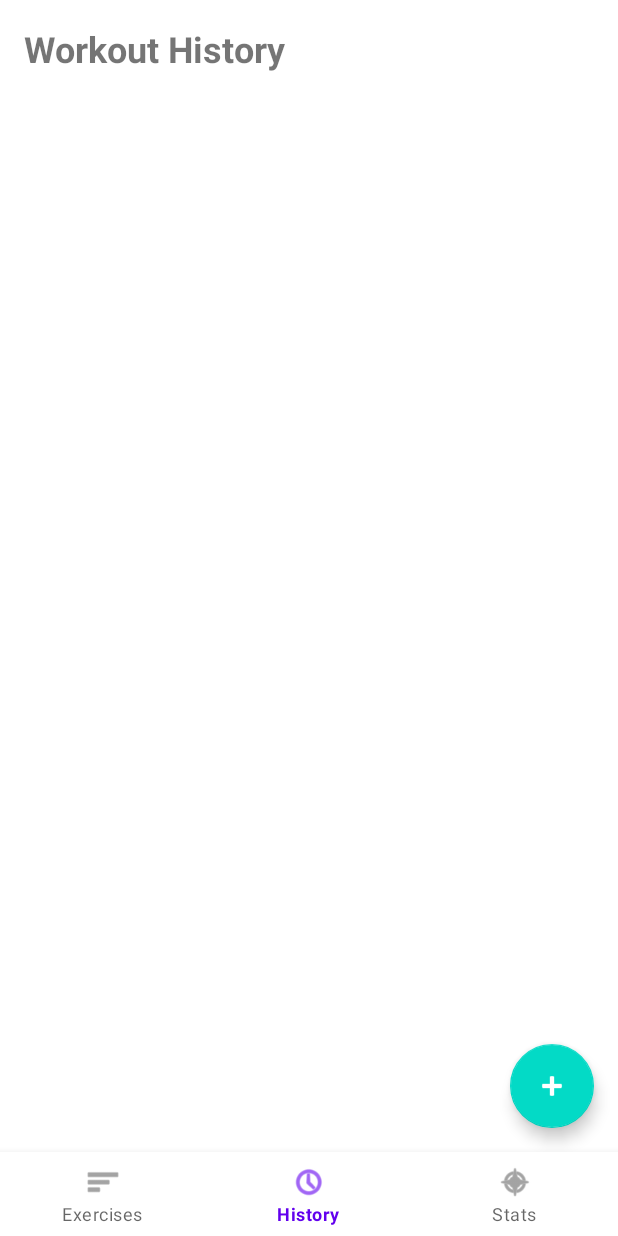
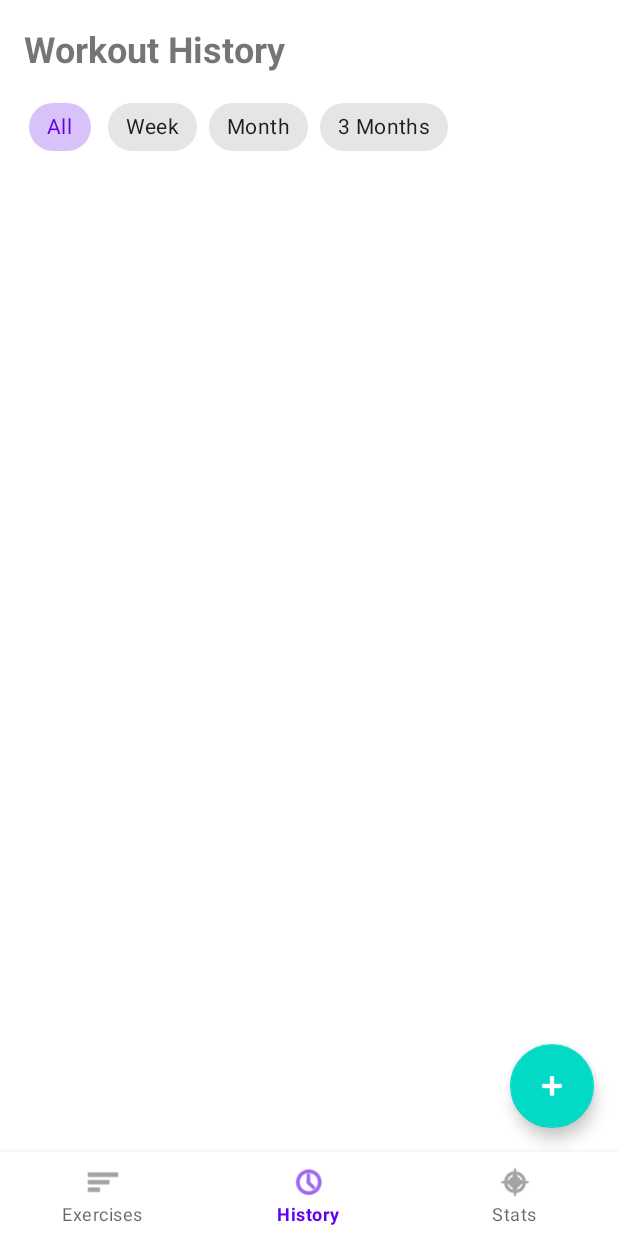
Before and after one commit to VaishuReddy07/2025f-challenge-week, an Android app: the screen it shows after launch (MainActivity), item 2 of the bottom bar chosen, on a phone screen of 412 x 824 dp. Run offline under Robolectric (Android 15) with nearby library versions, the light colour scheme and no system bars.

Commit message:
feat: add History filter with Week/Month/3 Months/All options (FTRC-S022)

```diff
--- a/android/app/src/main/java/com/epita/fitnesstracker/HistoryFragment.java
+++ b/android/app/src/main/java/com/epita/fitnesstracker/HistoryFragment.java
@@ -21,18 +21,24 @@ import androidx.recyclerview.widget.RecyclerView;
 import com.epita.fitnesstracker.adapter.WorkoutAdapter;
 import com.epita.fitnesstracker.api.ApiClient;
 import com.epita.fitnesstracker.model.Workout;
+import com.google.android.material.chip.ChipGroup;
 
 import org.json.JSONArray;
 import org.json.JSONObject;
 
+import java.text.SimpleDateFormat;
 import java.util.ArrayList;
+import java.util.Calendar;
+import java.util.Date;
 import java.util.List;
+import java.util.Locale;
 
 public class HistoryFragment extends Fragment {
 
     private WorkoutAdapter adapter;
     private RecyclerView rvWorkouts;
     private LinearLayout llEmptyState;
+    private ChipGroup chipGroupFilter;
 
     private final ActivityResultLauncher<Intent> createWorkoutLauncher = registerForActivityResult(
             new ActivityResultContracts.StartActivityForResult(),
@@ -57,6 +63,7 @@ public class HistoryFragment extends Fragment {
 
         rvWorkouts = view.findViewById(R.id.rvWorkouts);
         llEmptyState = view.findViewById(R.id.llEmptyState);
+        chipGroupFilter = view.findViewById(R.id.chipGroupFilter);
 
         rvWorkouts.setLayoutManager(new LinearLayoutManager(requireContext()));
         adapter = new WorkoutAdapter();
@@ -67,6 +74,10 @@ public class HistoryFragment extends Fragment {
         });
         rvWorkouts.setAdapter(adapter);
 
+        chipGroupFilter.setOnCheckedStateChangeListener((group, checkedIds) -> {
+            fetchWorkouts();
+        });
+
         view.findViewById(R.id.fabAddWorkout).setOnClickListener(v -> {
             Intent intent = new Intent(requireContext(), CreateWorkoutActivity.class);
             createWorkoutLauncher.launch(intent);
@@ -76,7 +87,27 @@ public class HistoryFragment extends Fragment {
     }
 
     private void fetchWorkouts() {
-        ApiClient.get("/workouts", new ApiClient.Callback() {
+        int checkedId = chipGroupFilter.getCheckedChipId();
+        String query = "";
+
+        if (checkedId != R.id.chipAll) {
+            Calendar cal = Calendar.getInstance();
+            SimpleDateFormat sdf = new SimpleDateFormat("yyyy-MM-dd", Locale.US);
+            String to = sdf.format(new Date());
+
+            if (checkedId == R.id.chipWeek) {
+                cal.add(Calendar.DAY_OF_YEAR, -7);
+            } else if (checkedId == R.id.chipMonth) {
+                cal.add(Calendar.MONTH, -1);
+            } else if (checkedId == R.id.chip3Months) {
+                cal.add(Calendar.MONTH, -3);
+            }
+
+            String from = sdf.format(cal.getTime());
+            query = "?from=" + from + "&to=" + to;
+        }
+
+        ApiClient.get("/workouts" + query, new ApiClient.Callback() {
             @Override
             public void onSuccess(String responseBody) {
                 try {
--- a/android/app/src/main/res/layout/fragment_history.xml
+++ b/android/app/src/main/res/layout/fragment_history.xml
@@ -18,6 +18,50 @@
             android:textSize="24sp"
             android:textStyle="bold"
             android:layout_marginBottom="12dp" />
+
+        <HorizontalScrollView
+            android:layout_width="match_parent"
+            android:layout_height="wrap_content"
+            android:scrollbars="none"
+            android:layout_marginBottom="12dp">
+            <com.google.android.material.chip.ChipGroup
+                android:id="@+id/chipGroupFilter"
+                android:layout_width="wrap_content"
+                android:layout_height="wrap_content"
+                app:singleSelection="true"
+                app:selectionRequired="true">
+
+                <com.google.android.material.chip.Chip
+                    android:id="@+id/chipAll"
+                    style="@style/Widget.MaterialComponents.Chip.Choice"
+                    android:layout_width="wrap_content"
+                    android:layout_height="wrap_content"
+                    android:text="All"
+                    android:checked="true" />
+
+                <com.google.android.material.chip.Chip
+                    android:id="@+id/chipWeek"
+                    style="@style/Widget.MaterialComponents.Chip.Choice"
+                    android:layout_width="wrap_content"
+                    android:layout_height="wrap_content"
+                    android:text="Week" />
+
+                <com.google.android.material.chip.Chip
+                    android:id="@+id/chipMonth"
+                    style="@style/Widget.MaterialComponents.Chip.Choice"
+                    android:layout_width="wrap_content"
+                    android:layout_height="wrap_content"
+                    android:text="Month" />
+
+                <com.google.android.material.chip.Chip
+                    android:id="@+id/chip3Months"
+                    style="@style/Widget.MaterialComponents.Chip.Choice"
+                    android:layout_width="wrap_content"
+                    android:layout_height="wrap_content"
+                    android:text="3 Months" />
+
+            </com.google.android.material.chip.ChipGroup>
+        </HorizontalScrollView>
 
         <FrameLayout
             android:layout_width="match_parent"
```
